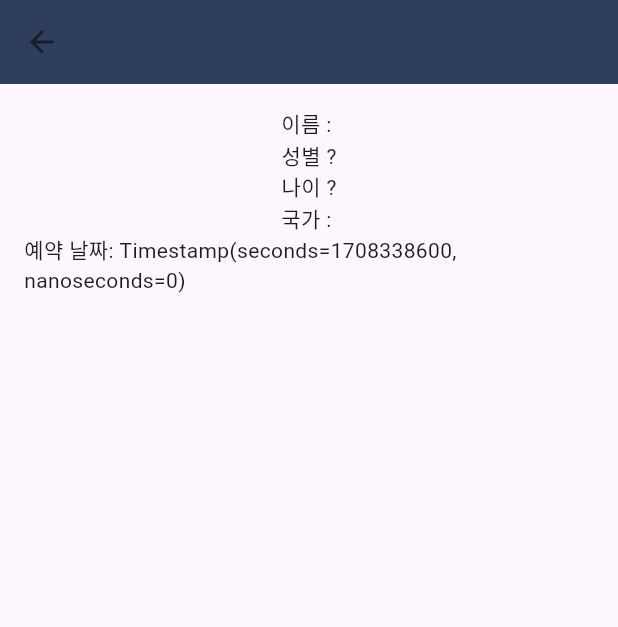
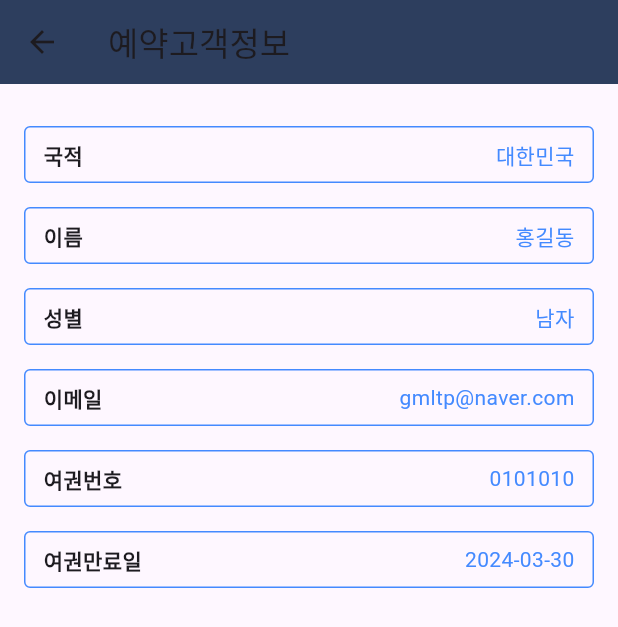
Before and after one commit to HEESEA-KIM/Nomad_Mate_Host, a Flutter app: the ReservationDetailsPage screen opened directly with empty values, on a phone screen of 412 x 824 dp. Shown: the top 627 px of the screen. Run offline on Flutter 3.47's test engine with Material 3 defaults, Android fonts, the phone set to English and light mode, and no system bars; our stand-ins replace cloud_firestore, firebase_core, firebase_messaging, flutter_dotenv; accounts and stored records are empty.

Commit message:
예약고객정보 디테일 더추가예정

```diff
--- a/lib/app.dart
+++ b/lib/app.dart
@@ -130,21 +130,63 @@ class ReservationDetailsPage extends StatelessWidget {
   Widget build(BuildContext context) {
     return Scaffold(
       appBar: AppBar(
-        title: Text(reservationData['name'] ?? 'Reservation Details'),
+        title: Text('예약고객정보'),
         backgroundColor: Color(0xFF2D3E5E),
       ),
-      body: Padding(
-        padding: EdgeInsets.all(16.0),
+      body: SingleChildScrollView(
+        padding: EdgeInsets.symmetric(horizontal: 16.0, vertical: 20.0),
         child: Column(
-          children: [
-            Text("이름 : ${reservationData['name'] ?? 'N/A'}"),
-            Text('성별 ?'),
-            Text('나이 ?'),
-            Text("국가 : ${reservationData['country'] ?? 'N/A'}"),
-            Text("예약 날짜: ${reservationData['selectedDate'] ?? 'N/A'}"),
+          crossAxisAlignment: CrossAxisAlignment.start,
+          children: <Widget>[
+            InformationRow(label: '국적', value: '대한민국'),
+            InformationRow(label: '이름', value: '홍길동'),
+            InformationRow(label: '성별', value: '남자'),
+            InformationRow(label: '이메일', value: 'gmltp@naver.com'),
+            InformationRow(label: '여권번호', value: '0101010'),
+            InformationRow(label: '여권만료일', value: '2024-03-30'),
           ],
         ),
       ),
     );
   }
 }
+
+class InformationRow extends StatelessWidget {
+  final String label;
+  final String value;
+
+  const InformationRow({
+    Key? key,
+    required this.label,
+    required this.value,
+  }) : super(key: key);
+
+  @override
+  Widget build(BuildContext context) {
+    return Container(
+      margin: EdgeInsets.symmetric(vertical: 8.0),
+      padding: EdgeInsets.symmetric(horizontal: 12.0, vertical: 8.0),
+      decoration: BoxDecoration(
+        border: Border.all(color: Colors.blueAccent),
+        borderRadius: BorderRadius.circular(4.0),
+      ),
+      child: Row(
+        mainAxisAlignment: MainAxisAlignment.spaceBetween,
+        children: <Widget>[
+          Text(
+            label,
+            style: TextStyle(
+              fontWeight: FontWeight.bold,
+            ),
+          ),
+          Text(
+            value,
+            style: TextStyle(
+              color: Colors.blueAccent,
+            ),
+          ),
+        ],
+      ),
+    );
+  }
+}
```
